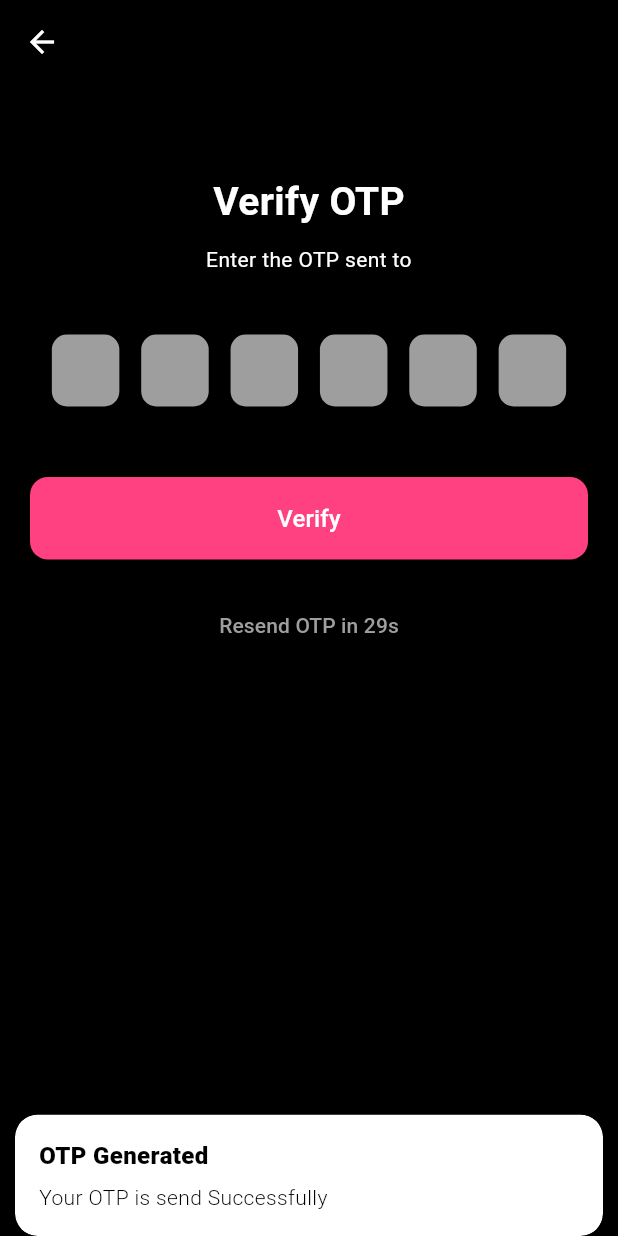
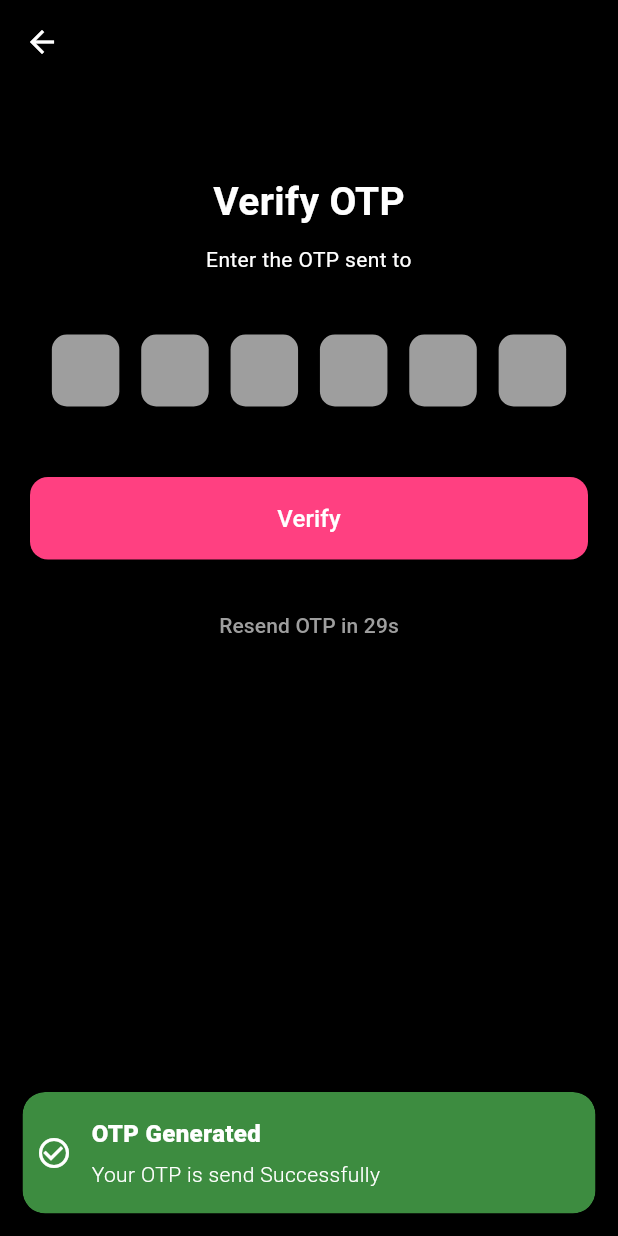
Before and after one commit to kritidigitalsolutions/roccoplay, a Flutter app: the OtpPage screen opened by its route, after a tap on "Resend OTP", on a phone screen of 412 x 824 dp. Run offline on Flutter 3.47's test engine with Material 3 defaults, Android fonts, the phone set to English and light mode, and no system bars; our stand-ins replace dio, firebase_core, firebase_messaging, flutter_local_notifications, get, get_storage and 6 more; missing offline and left inert: mobile_scanner, razorpay_flutter, screen_brightness, volume_controller; accounts and stored records are empty; network calls fail.

Commit message:
snackbars

```diff
--- /dev/null
+++ b/lib/utils/custom_snackbar.dart
@@ -0,0 +1,39 @@
+import 'package:flutter/material.dart';
+import 'package:get/get.dart';
+import '../app/theme/app_colors.dart';
+
+class CustomSnackbar {
+  static void show({
+    required String title,
+    required String message,
+    bool isError = false,
+    bool isSuccess = false,
+    Duration duration = const Duration(seconds: 3),
+  }) {
+    Get.snackbar(
+      title,
+      message,
+      snackPosition: SnackPosition.BOTTOM,
+      backgroundColor: isError
+          ? Colors.red.withOpacity(0.8)
+          : isSuccess
+              ? Colors.green.withOpacity(0.8)
+              : AppColors.buttonColor.withOpacity(0.8),
+      colorText: Colors.white,
+      borderRadius: 15,
+      margin: const EdgeInsets.all(15),
+      duration: duration,
+      icon: Icon(
+        isError
+            ? Icons.error_outline
+            : isSuccess
+                ? Icons.check_circle_outline
+                : Icons.info_outline,
+        color: Colors.white,
+      ),
+      shouldIconPulse: true,
+      barBlur: 20,
+      isDismissible: true,
+    );
+  }
+}
--- a/lib/view/auth/otpPage.dart
+++ b/lib/view/auth/otpPage.dart
@@ -6,6 +6,7 @@ import '../profile/create_profile_page.dart';
 import '../../view_model/auth_controller/auth_controller.dart';
 import '../../view_model/auth_controller/otp_controller.dart';
 import '../../app/routes/app_routes.dart';
+import '../../utils/custom_snackbar.dart';
 
 class OtpPage extends StatelessWidget {
   final String phoneNumber;
@@ -21,7 +22,7 @@ class OtpPage extends StatelessWidget {
       String otp = otpController.controllers.map((e) => e.text).join();
 
       if (otp.length < 6) {
-        Get.snackbar('Error', 'Please enter 6-digit OTP');
+        CustomSnackbar.show(title: 'Error', message: 'Please enter 6-digit OTP', isError: true);
         return;
       }
 
--- a/lib/view/dramaDetails/dramaDetailsPage.dart
+++ b/lib/view/dramaDetails/dramaDetailsPage.dart
@@ -16,6 +16,7 @@ import '../videoPlayer/video_player.dart';
 import 'cast_crewPage.dart';
 import '../premium/goPremium.dart';
 import '../../view_model/drama_detail_controller/drama_details_controller.dart';
+import '../../utils/custom_snackbar.dart';
 
 class DramaDetailsPage extends StatelessWidget {
   final bool isSignedIn;
@@ -127,7 +128,7 @@ class DramaDetailsPage extends StatelessWidget {
                       if (content.videoUrl != null && content.videoUrl!.isNotEmpty) {
                         Get.to(() => AdvancedVideoPlayer(url: content.videoUrl!, title: content.title));
                       } else {
-                        Get.snackbar("Error", "Video URL not found");
+                        CustomSnackbar.show(title: "Error", message: "Video URL not found", isError: true);
                       }
                     } else {
                       Get.to(() => const GoPremiumPage());
@@ -166,7 +167,7 @@ class DramaDetailsPage extends StatelessWidget {
                     } else if (isPurchased) {
                       // ✅ Direct download if plan is purchased
                       if (isAlreadyDownloaded) {
-                        Get.snackbar("Info", "Already downloaded");
+                        CustomSnackbar.show(title: "Info", message: "Already downloaded");
                       } else {
                         downloadController.downloadVideo(content);
                       }
--- a/lib/view/premium/goPremium.dart
+++ b/lib/view/premium/goPremium.dart
@@ -7,6 +7,7 @@ import '../../widgets/expendable_plan_card.dart';
 import '../auth/signInPage.dart';
 import '../popUp/promo_code_popup.dart';
 import '../popUp/redeem_voucher_page.dart';
+import '../../utils/custom_snackbar.dart';
 
 class GoPremiumPage extends StatelessWidget {
   const GoPremiumPage({super.key});
@@ -108,8 +109,7 @@ class GoPremiumPage extends StatelessWidget {
                         }
 
                         if (hasActive) {
-                          Get.snackbar("Info", "Already Purchased",
-                              backgroundColor: Colors.orange, colorText: Colors.white);
+                          CustomSnackbar.show(title: "Info", message: "Already Purchased");
                         } else {
                           if (controller.plans.isNotEmpty) {
                             final selectedPlan = controller.plans[controller.selectedPlanIndex.value];
--- a/lib/view/profile/create_profile_page.dart
+++ b/lib/view/profile/create_profile_page.dart
@@ -3,6 +3,7 @@ import 'package:get/get.dart';
 import '../../app/theme/app_colors.dart';
 import '../../view_model/auth_controller/auth_controller.dart';
 import '../../view_model/profile/create_profile_controller.dart';
+import '../../utils/custom_snackbar.dart';
 
 class CreateProfilePage extends StatefulWidget {
   final String phone;
@@ -129,7 +130,7 @@ class _CreateProfilePageState extends State<CreateProfilePage> {
                       : () async {
                           if (nameController.text.trim().isEmpty ||
                               emailController.text.trim().isEmpty) {
-                            Get.snackbar("Error", "Name and Email are required");
+                            CustomSnackbar.show(title: "Error", message: "Name and Email are required", isError: true);
                             return;
                           }
 
--- a/lib/view_model/auth_controller/auth_controller.dart
+++ b/lib/view_model/auth_controller/auth_controller.dart
@@ -7,6 +7,7 @@ import '../../data/network/base_api_service.dart';
 import '../../data/models/response_model/auth_response_model/verify_otp_response.dart';
 import '../../utils/app_session.dart';
 import '../../utils/notification_service.dart';
+import '../../utils/custom_snackbar.dart';
 
 class AuthController extends GetxController {
   // ✅ FIX: Use late and initialize in onInit to ensure we get the global instance
@@ -46,37 +47,46 @@ class AuthController extends GetxController {
     }
   }
 
-  // void _syncFCMToken() {
-  //   try {
-  //     if (Get.isRegistered<NotificationService>()) {
-  //       NotificationService.to.uploadToken();
-  //     }
-  //   } catch (e) {
-  //     print("⚠️ FCM Sync failed: $e");
-  //   }
-  // }
+  /// 🔄 Sync FCM and Fetch Notifications after Login
+  void _syncNotificationsAfterLogin() {
+    try {
+      if (Get.isRegistered<NotificationService>()) {
+        print("🔔 Syncing notifications and FCM token after login...");
+        NotificationService.to.uploadToken();
+        NotificationService.to.fetchNotifications();
+      }
+    } catch (e) {
+      print("⚠️ Notification sync failed: $e");
+    }
+  }
 
   void setLoginStatus(bool status) async {
     isLoggedIn.value = status;
     await AppSession.setLogin(status);
+
+    if (status) {
+      // ✅ Fetch all notifications from API when user logs in
+      _syncNotificationsAfterLogin();
+    }
   }
 
   Future<bool> sendOtp(String identifier) async {
     isLoading.value = true;
     try {
       final response = await repository.sendOtp(identifier);
-      Get.snackbar(
-        'OTP Generated',
-        'Your OTP is send Successfully',
-        snackPosition: SnackPosition.BOTTOM,
-        duration: const Duration(seconds: 5),
-        backgroundColor: Colors.white,
-        colorText: Colors.black,
+      CustomSnackbar.show(
+        title: 'OTP Generated',
+        message: 'Your OTP is send Successfully',
+        isSuccess: true,
       );
       print(response);
       return true;
     } catch (e) {
-      Get.snackbar('Error', e.toString());
+      CustomSnackbar.show(
+        title: 'Error',
+        message: e.toString(),
+        isError: true,
+      );
       return false;
     } finally {
       isLoading.value = false;
@@ -107,7 +117,11 @@ class AuthController extends GetxController {
       }
       return null;
     } catch (e) {
-      Get.snackbar('Error', e.toString());
+      CustomSnackbar.show(
+        title: 'Error',
+        message: e.toString(),
+        isError: true,
+      );
       return null;
     } finally {
       isLoading.value = false;
@@ -173,5 +187,10 @@ class AuthController extends GetxController {
     userData.value = null;
     isLoggedIn.value = false;
     _updateGlobalToken(""); // Clear token in network service
+
+    // Clear notifications locally on logout
+    if (Get.isRegistered<NotificationService>()) {
+      NotificationService.to.clearNotifications();
+    }
   }
 }
```
Also changed, not shown: lib/view/navbar/downloads.dart (+5 -5 lines), lib/view/videoPlayer/video_player.dart (+40 -16 lines), lib/view_model/download_controller/download_controller.dart (+15 -3 lines), lib/view_model/primium_controller/premium_controller.dart (+17 -21 lines), lib/view_model/profile/account_controller.dart (+7 -1 lines), lib/view_model/review_controller/review_controller.dart (+5 -4 lines), lib/view_model/watchlist_controller/watchlist_controller.dart (+20 -4 lines), lib/widgets/qr_scanner.dart (+13 -9 lines).
